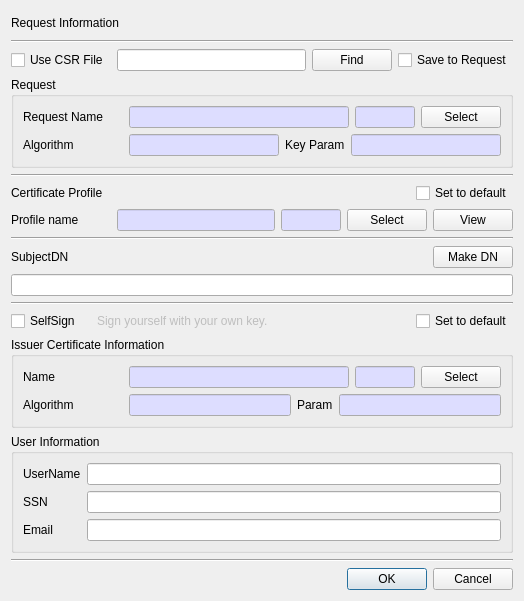
Qt form CertMan/make_cert_dlg.ui (jykim74/CertMan) before a commit.
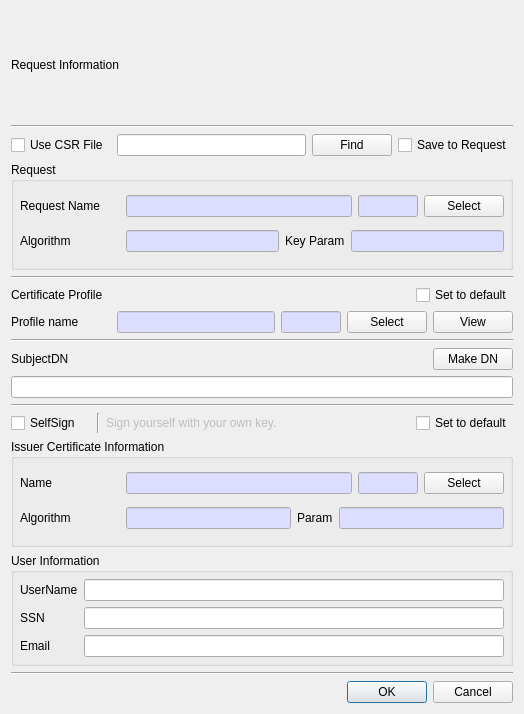
The same form after that commit.

Commit message: UI 개선

The edit to the form file:
```diff
--- a/CertMan/make_cert_dlg.ui
+++ b/CertMan/make_cert_dlg.ui
@@ -7,7 +7,7 @@
     <x>0</x>
     <y>0</y>
     <width>524</width>
-    <height>601</height>
+    <height>714</height>
    </rect>
   </property>
   <property name="windowTitle">
@@ -84,6 +84,21 @@
       <string>Request</string>
      </property>
      <layout class="QVBoxLayout" name="verticalLayout_4">
+      <property name="spacing">
+       <number>6</number>
+      </property>
+      <property name="leftMargin">
+       <number>6</number>
+      </property>
+      <property name="topMargin">
+       <number>6</number>
+      </property>
+      <property name="rightMargin">
+       <number>6</number>
+      </property>
+      <property name="bottomMargin">
+       <number>6</number>
+      </property>
       <item>
        <layout class="QGridLayout" name="gridLayout_9">
         <property name="topMargin">
@@ -597,7 +612,7 @@
      <property name="topMargin">
       <number>0</number>
      </property>
-     <item row="0" column="1">
+     <item row="0" column="2">
       <widget class="QLabel" name="mSelfSignLabel">
        <property name="enabled">
         <bool>false</bool>
@@ -607,13 +622,26 @@
        </property>
       </widget>
      </item>
-     <item row="0" column="3">
+     <item row="0" column="4">
       <widget class="QCheckBox" name="mIssuerSetDefaultCheck">
        <property name="text">
         <string>Set to default</string>
        </property>
       </widget>
      </item>
+     <item row="0" column="3">
+      <spacer name="horizontalSpacer_3">
+       <property name="orientation">
+        <enum>Qt::Horizontal</enum>
+       </property>
+       <property name="sizeHint" stdset="0">
+        <size>
+         <width>40</width>
+         <height>20</height>
+        </size>
+       </property>
+      </spacer>
+     </item>
      <item row="0" column="0">
       <widget class="QCheckBox" name="mSelfSignCheck">
        <property name="minimumSize">
@@ -633,18 +661,12 @@
        </property>
       </widget>
      </item>
-     <item row="0" column="2">
-      <spacer name="horizontalSpacer_3">
+     <item row="0" column="1">
+      <widget class="Line" name="line_6">
        <property name="orientation">
-        <enum>Qt::Horizontal</enum>
+        <enum>Qt::Vertical</enum>
        </property>
-       <property name="sizeHint" stdset="0">
-        <size>
-         <width>40</width>
-         <height>20</height>
-        </size>
-       </property>
-      </spacer>
+      </widget>
      </item>
     </layout>
    </item>
@@ -660,17 +682,20 @@
       <string>Issuer Certificate Information</string>
      </property>
      <layout class="QVBoxLayout" name="verticalLayout_2">
+      <property name="spacing">
+       <number>6</number>
+      </property>
       <property name="leftMargin">
-       <number>9</number>
+       <number>6</number>
       </property>
       <property name="topMargin">
-       <number>9</number>
+       <number>6</number>
       </property>
       <property name="rightMargin">
-       <number>9</number>
+       <number>6</number>
       </property>
       <property name="bottomMargin">
-       <number>9</number>
+       <number>6</number>
       </property>
       <item>
        <layout class="QGridLayout" name="gridLayout_6">
@@ -912,17 +937,20 @@
       <string>User Information</string>
      </property>
      <layout class="QVBoxLayout" name="verticalLayout_3">
+      <property name="spacing">
+       <number>6</number>
+      </property>
       <property name="leftMargin">
-       <number>9</number>
+       <number>6</number>
       </property>
       <property name="topMargin">
-       <number>9</number>
+       <number>6</number>
       </property>
       <property name="rightMargin">
-       <number>9</number>
+       <number>6</number>
       </property>
       <property name="bottomMargin">
-       <number>9</number>
+       <number>6</number>
       </property>
       <item>
        <layout class="QGridLayout" name="gridLayout_8">
```
The commit also changes 4 other files.
